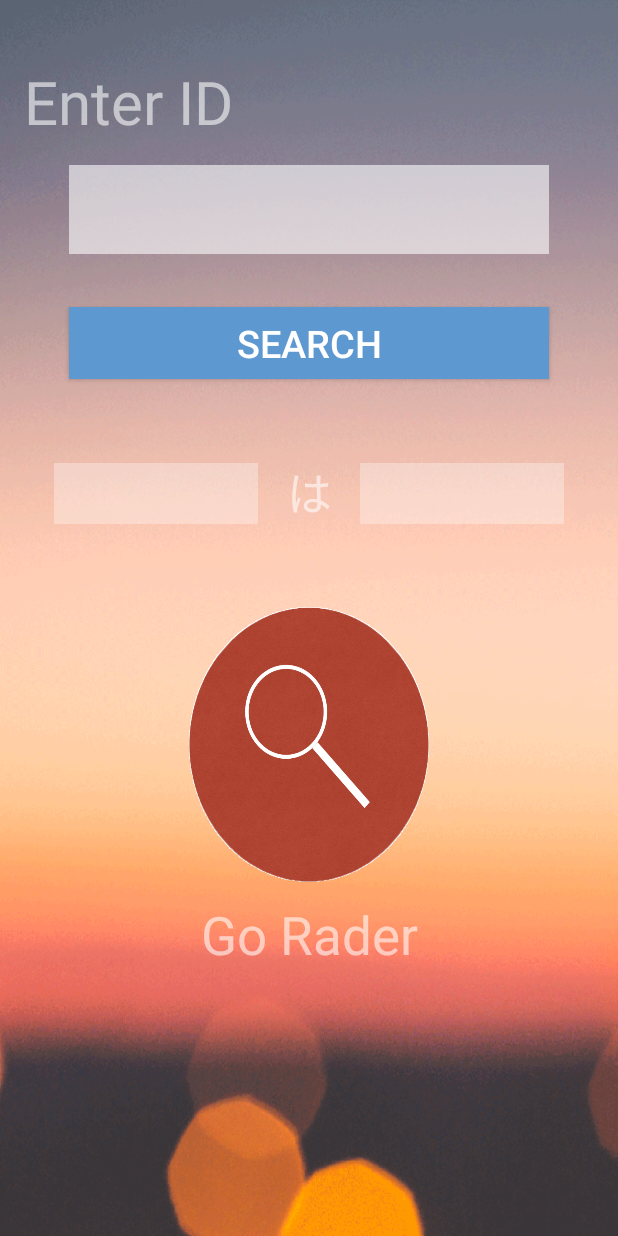
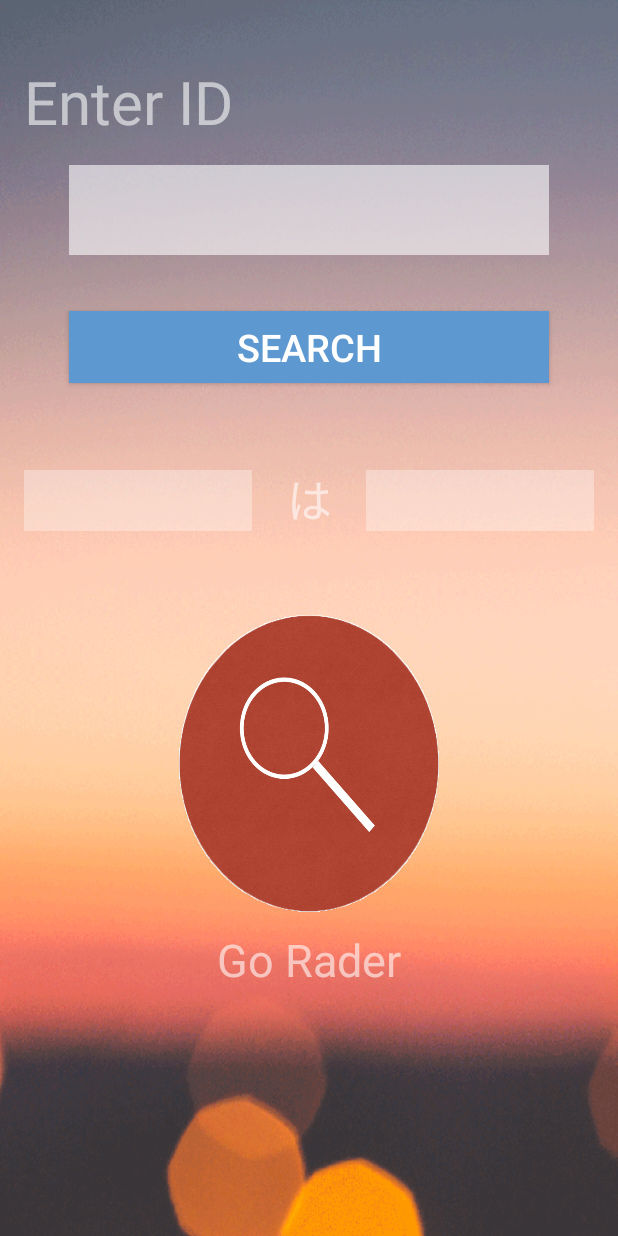
Before and after one commit to kunokuno/SyuGo, an Android app: the LookActivity screen opened directly, with no data from a screen before it, on a phone screen of 412 x 824 dp. Run offline under Robolectric (Android 15) with nearby library versions, the phone set to English and light mode, and no system bars; Roboto replaces fonts that are not available here.

Commit message:
LookForにもぱせさんの恩恵を(ボタン表示をいい感じにした)

```diff
--- a/Syugo/app/src/main/java/jp/enpitsu/paseri/syugo/Lookfor/LookActivity.java
+++ b/Syugo/app/src/main/java/jp/enpitsu/paseri/syugo/Lookfor/LookActivity.java
@@ -5,10 +5,13 @@ import android.content.Context;
 import android.content.Intent;
 import android.media.Image;
 import android.os.AsyncTask;
+import android.os.Build;
 import android.os.Bundle;
 import android.text.TextUtils;
 import android.util.Log;
 import android.view.View;
+import android.view.ViewGroup;
+import android.view.ViewTreeObserver;
 import android.widget.Button;
 import android.widget.EditText;
 import android.widget.ImageButton;
@@ -36,6 +39,47 @@ public class LookActivity extends Activity {
         id = (EditText) findViewById(R.id.id_enter);
         search.setOnClickListener(searchListener);
         find.setOnClickListener(findListener);
+
+// ボタンの幅，高さが決定してから幅=高さに揃える
+        // ViewTreeObserverを利用
+        // 参考 : http://tech.admax.ninja/2014/09/17/how-to-get-the-height-and-width-of-the-view/
+        //        https://anz-note.tumblr.com/post/96096731156/androidで動的に縦幅あるいは横幅に合わせて正方形のviewを作成したい
+        final ViewTreeObserver observer = find.getViewTreeObserver();
+        observer.addOnGlobalLayoutListener(
+                new ViewTreeObserver.OnGlobalLayoutListener() {
+                    @Override
+                    public void onGlobalLayout() {
+                        // ボタンの幅=高さにする
+//                        Log.d("btn", btn_share.getWidth() + ", " + btn_share.getHeight());
+                        ViewGroup.LayoutParams params = find.getLayoutParams();
+                        // 短辺の長さに長辺を揃える
+                        if (find.getWidth()/2 < find.getHeight()/2) {
+                            params.height = find.getWidth() / 2;
+                            params.width = find.getWidth() / 2;
+                        }
+                        else{
+                            params.width = find.getHeight()/2;
+                            params.height = find.getHeight()/2;
+                        }
+
+                        find.setLayoutParams( params );
+                        find.setLayoutParams( params );
+
+                        removeOnGlobalLayoutListener(find.getViewTreeObserver(), this);
+                    }
+                });
+    }
+    // onGlobalLayout()が1回目以降呼ばれないようにリス名を外す
+    private static void removeOnGlobalLayoutListener(ViewTreeObserver observer, ViewTreeObserver.OnGlobalLayoutListener listener) {
+        if (observer == null) {
+            return ;
+        }
+
+        if (Build.VERSION.SDK_INT < Build.VERSION_CODES.JELLY_BEAN) {
+            observer.removeGlobalOnLayoutListener(listener);
+        } else {
+            observer.removeOnGlobalLayoutListener(listener);
+        }
     }
     // コードでユーザー検索"name,mac"
     private View.OnClickListener searchListener = new View.OnClickListener() {
--- a/Syugo/app/src/main/java/jp/enpitsu/paseri/syugo/Registor/RegActivity.java
+++ b/Syugo/app/src/main/java/jp/enpitsu/paseri/syugo/Registor/RegActivity.java
@@ -78,6 +78,7 @@ public class RegActivity extends Activity {
         hidebtn_reset.setAllCaps(false);
         hidebtn_reset.setText("Your Name");
         error_message.setGravity(Gravity.CENTER);
+
 
 
         //各ボタンのClickListenerの宣言
--- a/Syugo/app/src/main/res/layout/activity_look.xml
+++ b/Syugo/app/src/main/res/layout/activity_look.xml
@@ -72,9 +72,7 @@
             android:layout_width="match_parent"
             android:layout_height="wrap_content"
             android:orientation="horizontal"
-            android:paddingLeft="20dp"
             android:paddingTop="10dp"
-            android:paddingRight="20dp"
             android:weightSum="1">
 
             <TextView
@@ -114,8 +112,8 @@
             android:layout_weight="0.06" />
 
         <ImageButton
-            android:layout_width="161dp"
-            android:layout_height="161dp"
+            android:layout_width="wrap_content"
+            android:layout_height="wrap_content"
             android:id="@+id/button2"
             android:background="@drawable/search"
             android:scaleType="center"
@@ -128,7 +126,7 @@
 
         <TextView
             android:text="Go Rader"
-            android:textSize="35dp"
+            android:textSize="30dp"
             android:textColor="#96ffffff"
             android:layout_width="match_parent"
             android:layout_height="wrap_content"
@@ -137,7 +135,6 @@
 
         <TextView
             android:text=""
-            android:textSize="30dp"
             android:textColor="@color/colorWhite"
             android:layout_width="match_parent"
             android:layout_height="wrap_content"
```
